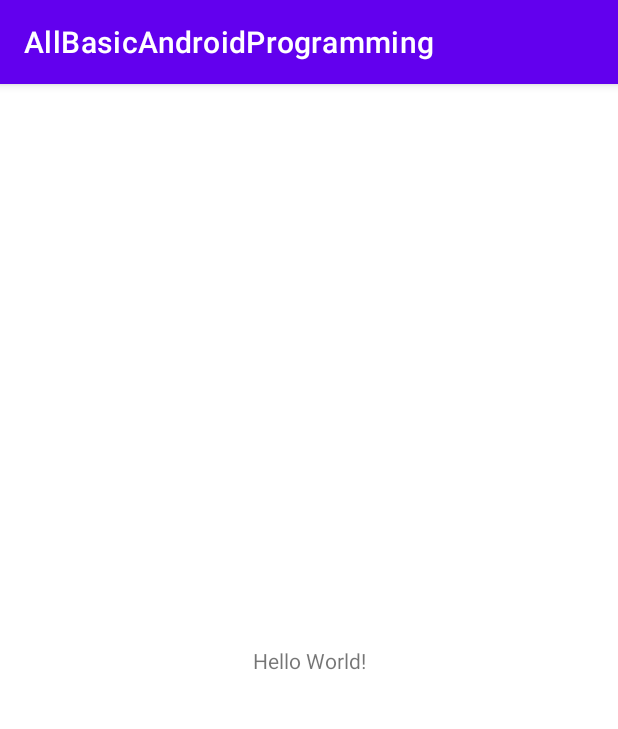
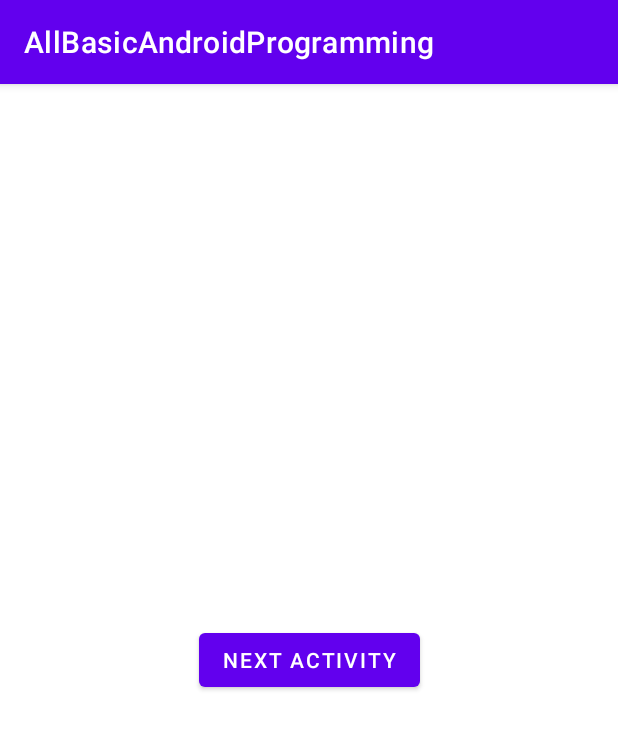
Before and after one commit to Mohammad-Taizul-Islam/AllBasicAndroidProgramming, an Android app: the screen it shows after launch (MainActivity), on a phone screen of 412 x 824 dp. Shown: the top 729 px of the screen. Run offline under Robolectric (Android 15) with nearby library versions, the phone set to English and light mode, and no system bars.

Commit message:
another activity calling

```diff
--- a/app/src/main/AndroidManifest.xml
+++ b/app/src/main/AndroidManifest.xml
@@ -12,6 +12,9 @@
         android:theme="@style/Theme.AllBasicAndroidProgramming"
         tools:targetApi="31">
         <activity
+            android:name=".Next"
+            android:exported="false" />
+        <activity
             android:name=".MainActivity"
             android:exported="true">
             <intent-filter>
--- a/app/src/main/res/layout/activity_main.xml
+++ b/app/src/main/res/layout/activity_main.xml
@@ -6,13 +6,14 @@
     android:layout_height="match_parent"
     tools:context=".MainActivity">
 
-    <TextView
+    <Button
         android:layout_width="wrap_content"
         android:layout_height="wrap_content"
-        android:text="Hello World!"
+        android:text="Next Activity"
         app:layout_constraintBottom_toBottomOf="parent"
         app:layout_constraintEnd_toEndOf="parent"
         app:layout_constraintStart_toStartOf="parent"
-        app:layout_constraintTop_toTopOf="parent" />
+        app:layout_constraintTop_toTopOf="parent"
+        android:onClick="anotherActivity"/>
 
 </androidx.constraintlayout.widget.ConstraintLayout>
```
Also changed, not shown: app/src/main/java/com/example/allbasicandroidprogramming/MainActivity.java (+7 -0 lines), app/src/main/java/com/example/allbasicandroidprogramming/Next.java (added, +14 -0 lines), app/src/main/res/layout/activity_next.xml (added, +9 -0 lines).
